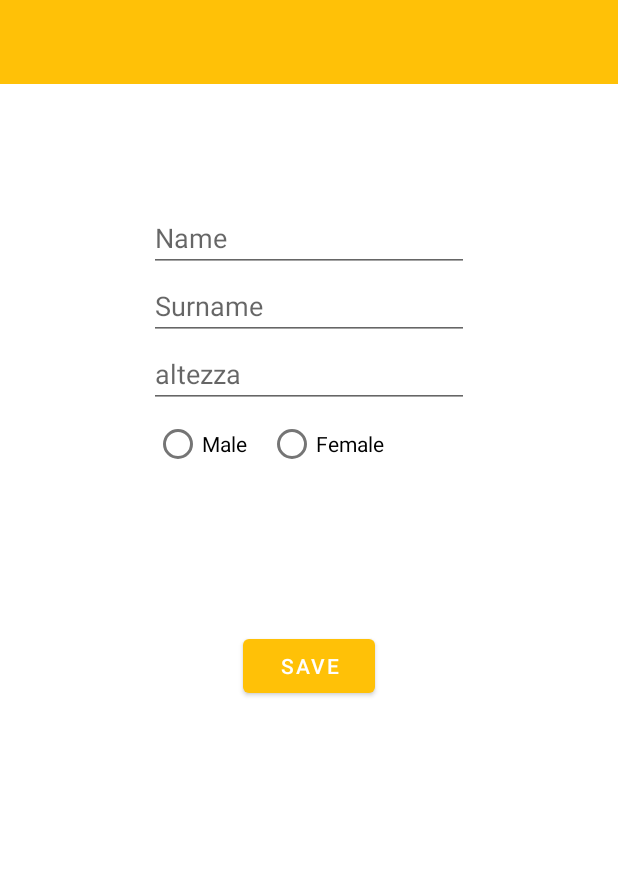
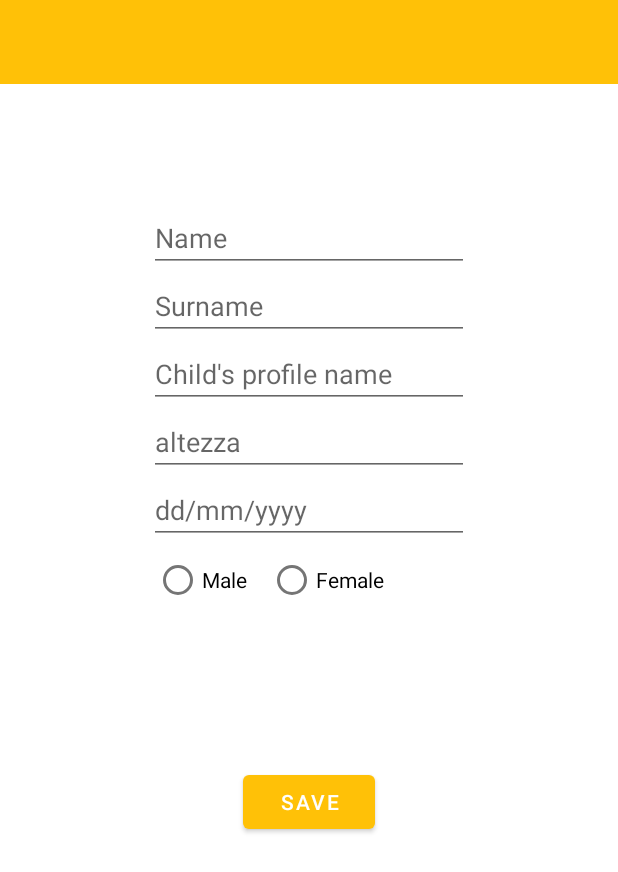
Before and after one commit to fabyspa/DIDKidBalanceApplication, an Android app: the AddChild screen opened through its navigation route, on a phone screen of 412 x 824 dp. Shown: the top 872 px of the screen. Run offline under Robolectric (Android 15) with nearby library versions, the phone set to English and light mode, and no system bars; our stand-ins replace Room's generated code, data binding, navigation-ui.

Commit message:
Tolto tasto azione del giorno, fragment bambino a tutto schermo per risolvere problema Stretch

```diff
--- a/app/src/main/res/layout/fragment_add_child.xml
+++ b/app/src/main/res/layout/fragment_add_child.xml
@@ -43,6 +43,16 @@
                     android:inputType="textPersonName" />
 
                 <EditText
+                    android:id="@+id/et_name2"
+                    android:layout_width="wrap_content"
+                    android:layout_height="wrap_content"
+                    android:layout_gravity="center"
+                    android:layout_marginTop="0dp"
+                    android:ems="10"
+                    android:hint="Child's profile name"
+                    android:inputType="textPersonName" />
+
+                <EditText
                     android:id="@+id/et_altezza"
                     android:layout_width="wrap_content"
                     android:layout_height="wrap_content"
@@ -50,6 +60,15 @@
                     android:ems="10"
                     android:hint="altezza"
                     android:inputType="numberDecimal" />
+
+                <EditText
+                    android:id="@+id/et_altezza2"
+                    android:layout_width="wrap_content"
+                    android:layout_height="wrap_content"
+                    android:layout_gravity="center"
+                    android:ems="10"
+                    android:hint="dd/mm/yyyy"
+                    android:inputType="date" />
 
                 <RadioGroup
                     android:id="@+id/radio_button_group"
@@ -79,6 +98,7 @@
                     android:layout_gravity="center"
                     android:layout_marginTop="100dp"
                     android:text="SAVE" />
+
             </LinearLayout>
         </ScrollView>
 
--- a/app/src/main/res/navigation/navigation_child.xml
+++ b/app/src/main/res/navigation/navigation_child.xml
@@ -12,17 +12,9 @@
         <action
             android:id="@+id/action_BHomeFragment2_to_gameFragment"
             app:destination="@id/gameFragment" />
-        <action
-            android:id="@+id/action_BHomeFragment2_to_BDayFragment"
-            app:destination="@id/BDayFragment" />
     </fragment>
     <fragment
         android:id="@+id/gameFragment"
         android:name="it.polito.ic2020.did_kidbalanceapplication.GameFragment"
         android:label="GameFragment" />
-    <fragment
-        android:id="@+id/BDayFragment"
-        android:name="it.polito.ic2020.did_kidbalanceapplication.BDayAction.BDayFragment"
-        android:label="fragment_b_day"
-        tools:layout="@layout/fragment_b_day" />
 </navigation>
```
Also changed, not shown: app/src/main/java/it/polito/ic2020/did_kidbalanceapplication/BHome/BHomeFragment.kt (+2 -10 lines), app/src/main/java/it/polito/ic2020/did_kidbalanceapplication/GameFragment.kt (+10 -14 lines), app/src/main/res/layout/activity_child.xml (+14 -16 lines), app/src/main/res/layout/fragment_b_home.xml (+2 -13 lines).
